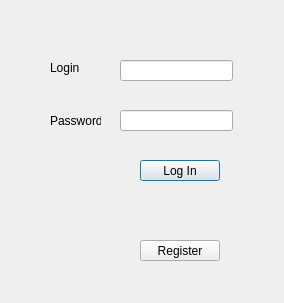
Above: pc_side/src/mv/views/stockwindow.ui from dysan12/currency_exchange_simulator before the change. Below: the same form after it.
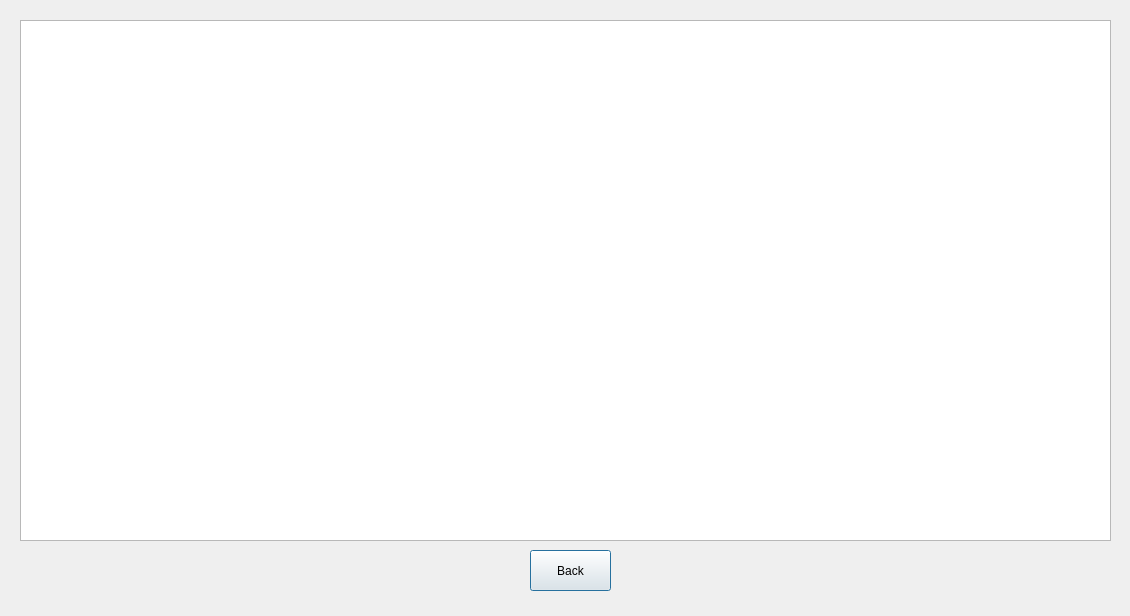
That is the form after the change.

The edit to the form file:
```diff
--- a/pc_side/src/mv/views/stockwindow.ui
+++ b/pc_side/src/mv/views/stockwindow.ui
@@ -6,8 +6,8 @@
    <rect>
     <x>0</x>
     <y>0</y>
-    <width>284</width>
-    <height>303</height>
+    <width>1130</width>
+    <height>616</height>
    </rect>
   </property>
   <property name="windowTitle">
@@ -16,72 +16,23 @@
   <widget class="QPushButton" name="loginButton">
    <property name="geometry">
     <rect>
-     <x>140</x>
-     <y>160</y>
-     <width>80</width>
-     <height>21</height>
+     <x>530</x>
+     <y>550</y>
+     <width>81</width>
+     <height>41</height>
     </rect>
    </property>
    <property name="text">
-    <string>Log In</string>
+    <string>Back</string>
    </property>
   </widget>
-  <widget class="QPushButton" name="registerButton">
+  <widget class="QTextBrowser" name="textBrowser">
    <property name="geometry">
     <rect>
-     <x>140</x>
-     <y>240</y>
-     <width>80</width>
-     <height>21</height>
-    </rect>
-   </property>
-   <property name="text">
-    <string>Register</string>
-   </property>
-  </widget>
-  <widget class="QLabel" name="loginLabel">
-   <property name="geometry">
-    <rect>
-     <x>50</x>
-     <y>60</y>
-     <width>51</width>
-     <height>16</height>
-    </rect>
-   </property>
-   <property name="text">
-    <string>Login</string>
-   </property>
-  </widget>
-  <widget class="QLabel" name="passwordLabel">
-   <property name="geometry">
-    <rect>
-     <x>50</x>
-     <y>110</y>
-     <width>51</width>
-     <height>21</height>
-    </rect>
-   </property>
-   <property name="text">
-    <string>Password</string>
-   </property>
-  </widget>
-  <widget class="QLineEdit" name="loginField">
-   <property name="geometry">
-    <rect>
-     <x>120</x>
-     <y>60</y>
-     <width>113</width>
-     <height>21</height>
-    </rect>
-   </property>
-  </widget>
-  <widget class="QLineEdit" name="passwordField">
-   <property name="geometry">
-    <rect>
-     <x>120</x>
-     <y>110</y>
-     <width>113</width>
-     <height>21</height>
+     <x>20</x>
+     <y>20</y>
+     <width>1091</width>
+     <height>521</height>
     </rect>
    </property>
   </widget>
```
Left out of the diff: 2 changed lines with no effect on the pictures.
